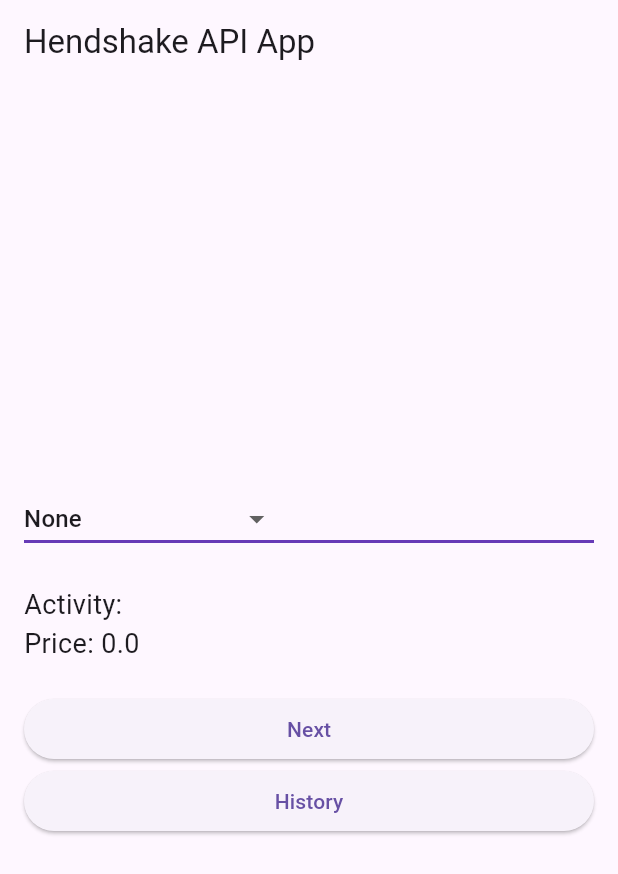
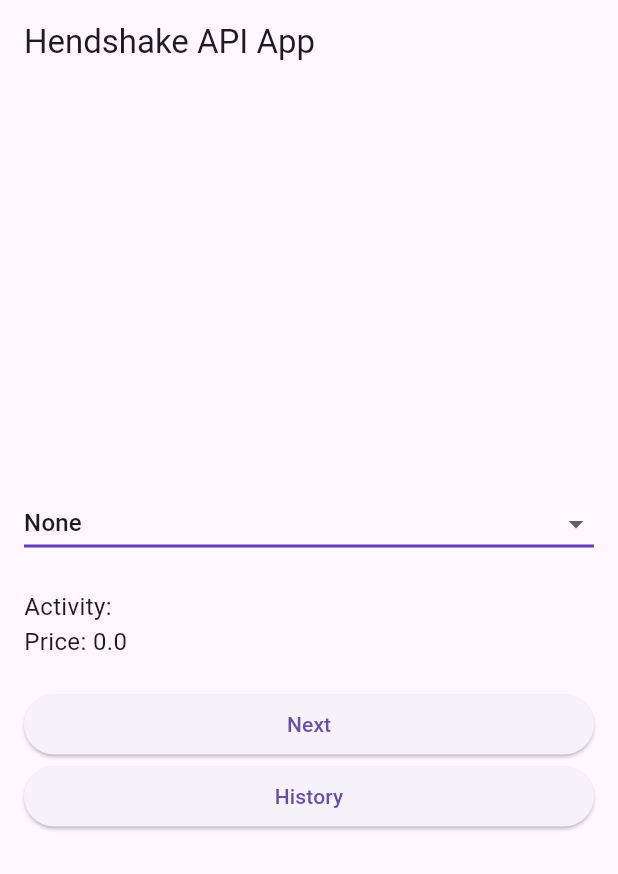
Before and after one commit to HanisNabihah/hendshake-assessment, a Flutter app: the screen it shows after launch, on a phone screen of 412 x 824 dp. Shown: the top 874 px of the screen. Run offline on Flutter 3.47's test engine with Material 3 defaults, Android fonts, the phone set to English and light mode, and no system bars; our stand-ins replace shared_preferences.

Commit message:
fix dropdown button

```diff
--- a/lib/main.dart
+++ b/lib/main.dart
@@ -114,10 +114,11 @@ class _MainScreenState extends State<MainScreen> {
                 height: 2,
                 color: Colors.deepPurple,
               ),
+              isExpanded: true,
             ),
             const SizedBox(height: 20),
-            Text('Activity: $activity', style: const TextStyle(fontSize: 18)),
-            Text('Price: $price', style: const TextStyle(fontSize: 18)),
+            Text('Activity: $activity', style: const TextStyle(fontSize: 16)),
+            Text('Price: $price', style: const TextStyle(fontSize: 16)),
             const SizedBox(height: 20),
             ElevatedButton(
               onPressed: _fetchActivity,
```
